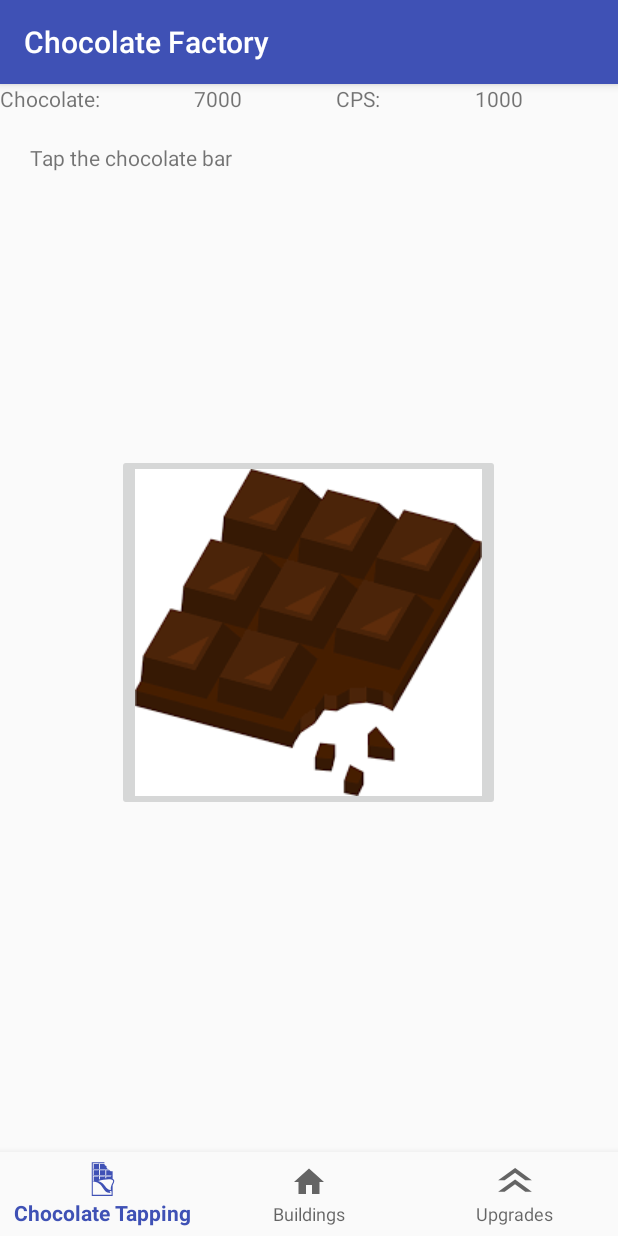
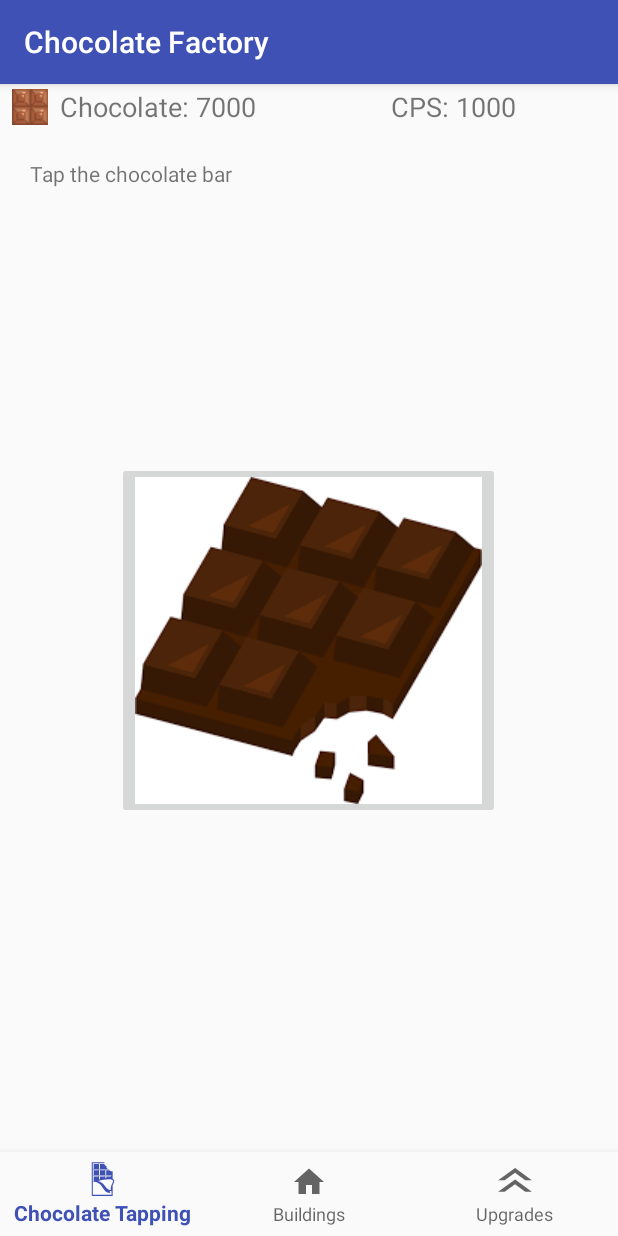
Before and after one commit to milosta/chochofactory, an Android app: the screen it shows after launch (GameActivity), on a phone screen of 412 x 824 dp. Run offline under Robolectric (Android 15) with nearby library versions, the phone set to English and light mode, and no system bars.

Commit message:
currency

```diff
--- a/app/src/main/res/layout/activity_game.xml
+++ b/app/src/main/res/layout/activity_game.xml
@@ -7,40 +7,64 @@
     android:layout_height="match_parent"
     tools:context="com.example.milos.chocolatefactory.activities.GameActivity">
 
-    <LinearLayout
+    <android.support.constraint.ConstraintLayout
         android:id="@+id/infobar"
         android:layout_width="match_parent"
-        android:layout_height="wrap_content"
-        android:orientation="horizontal">
+        android:layout_height="30dp">
+
+        <ImageView
+            android:id="@+id/currency"
+            android:layout_width="wrap_content"
+            android:layout_height="wrap_content"
+            android:layout_marginStart="8dp"
+            app:layout_constraintBottom_toBottomOf="parent"
+            app:layout_constraintStart_toStartOf="parent"
+            app:layout_constraintTop_toTopOf="parent"
+            app:srcCompat="@drawable/currency" />
 
         <TextView
             android:id="@+id/chocolate_text"
             android:layout_width="wrap_content"
             android:layout_height="wrap_content"
-            android:layout_weight="1"
-            android:text="@string/chocolate" />
+            android:layout_marginStart="8dp"
+            android:text="Chocolate: "
+            android:textSize="18sp"
+            app:layout_constraintBottom_toBottomOf="parent"
+            app:layout_constraintStart_toEndOf="@+id/currency"
+            app:layout_constraintTop_toTopOf="parent" />
 
         <TextView
             android:id="@+id/choco_count"
-            android:layout_width="wrap_content"
+            android:layout_width="100dp"
             android:layout_height="wrap_content"
-            android:layout_weight="1"
-            android:text="0" />
+            android:text="0"
+            android:textSize="18sp"
+            app:layout_constraintBottom_toBottomOf="parent"
+            app:layout_constraintStart_toEndOf="@+id/chocolate_text"
+            app:layout_constraintTop_toTopOf="parent" />
 
         <TextView
             android:id="@+id/cps_text"
             android:layout_width="wrap_content"
             android:layout_height="wrap_content"
-            android:layout_weight="1"
-            android:text="@string/cps" />
+            android:text="CPS: "
+            android:textSize="18sp"
+            app:layout_constraintBottom_toBottomOf="parent"
+            app:layout_constraintEnd_toStartOf="@id/CPS"
+            app:layout_constraintTop_toTopOf="parent" />
 
         <TextView
             android:id="@+id/CPS"
-            android:layout_width="wrap_content"
+            android:layout_width="100dp"
             android:layout_height="wrap_content"
-            android:layout_weight="1"
-            android:text="0" />
-    </LinearLayout>
+            android:layout_marginEnd="8dp"
+            android:text="0"
+            android:textSize="18sp"
+            app:layout_constraintBottom_toBottomOf="parent"
+            app:layout_constraintEnd_toEndOf="parent"
+            app:layout_constraintTop_toTopOf="parent" />
+
+    </android.support.constraint.ConstraintLayout>
 
     <FrameLayout
         android:id="@+id/frame_layout"
--- a/app/src/main/res/layout/building_item.xml
+++ b/app/src/main/res/layout/building_item.xml
@@ -18,7 +18,7 @@
         />
 
     <android.support.constraint.ConstraintLayout
-        android:id="@+id/tableLayout2"
+        android:id="@+id/constraintLayout"
         android:layout_width="match_parent"
         android:layout_height="match_parent">
 
```
Also changed, not shown: app/src/main/res/drawable/currency.png.
